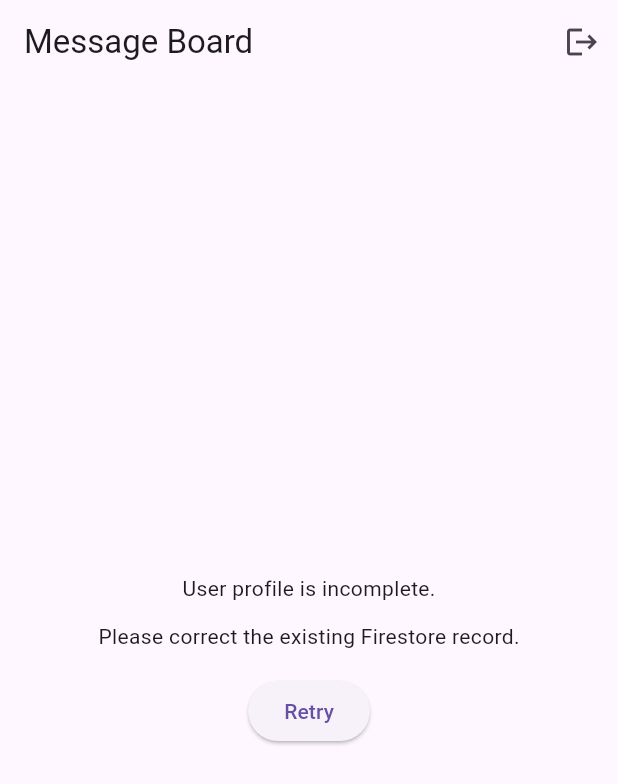
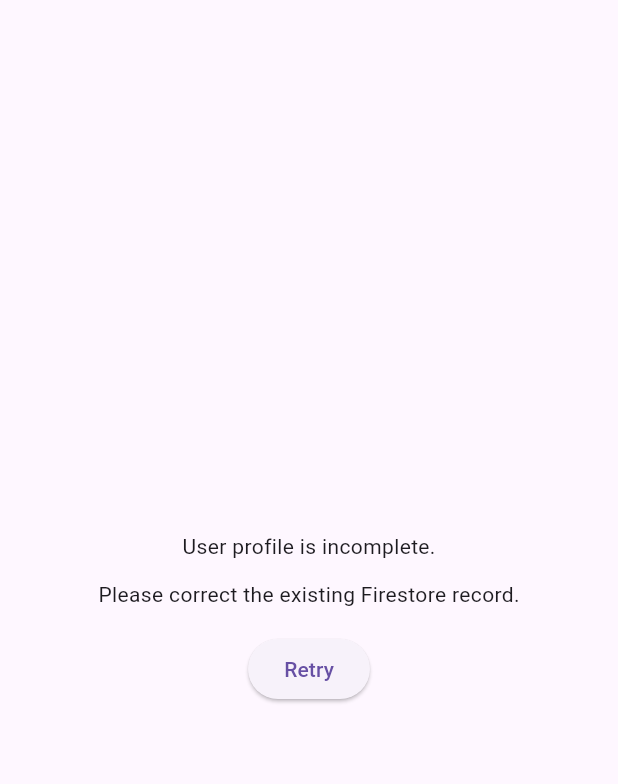
Before and after one commit to sakim5027/message_board, a Flutter app: the screen it shows once a user with an empty profile is signed in, on a phone screen of 412 x 824 dp. Shown: the top 784 px of the screen. Run offline on Flutter 3.47's test engine with Material 3 defaults, Android fonts, the phone set to English and light mode, and no system bars; our stand-ins replace cloud_firestore, firebase_auth, firebase_core; accounts and stored records are empty.

Commit message:
removed app bar from profile_gate

```diff
--- a/lib/profile_gate.dart
+++ b/lib/profile_gate.dart
@@ -130,12 +130,6 @@ class _ProfileGateState extends State<ProfileGate> {
   @override
   Widget build(BuildContext context) {
     return Scaffold(
-      appBar: AppBar(
-        title: const Text('Message Board'),
-        actions: [
-          IconButton(onPressed: _signOut, icon: const Icon(Icons.logout)),
-        ],
-      ),
       body: StreamBuilder<DocumentSnapshot<Map<String, dynamic>>>(
         stream: _profileStream,
         builder: (context, snapshot) {
```
